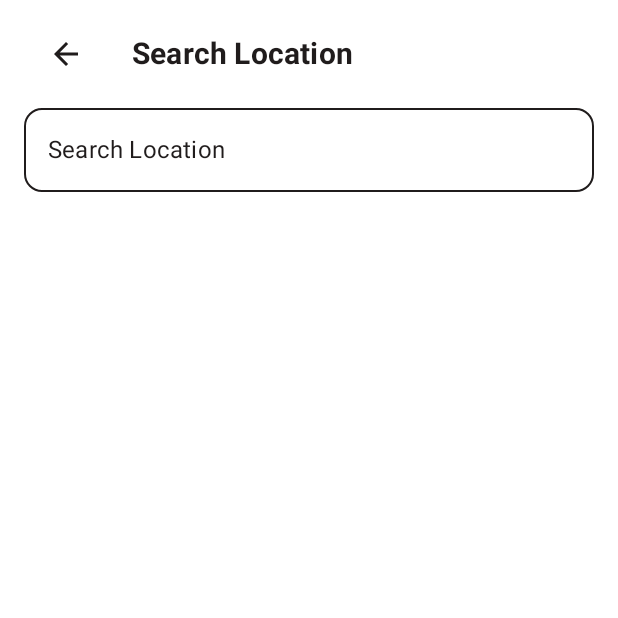
After one commit to AfdulRohmat/Weather_Forecast_App, an Android app built with Jetpack Compose: the SearchScreen screen opened through its navigation route, on a phone screen of 412 x 824 dp, the top half of it. The commit adds this screen. Run offline under Robolectric (Android 15) with nearby library versions, the phone set to English and light mode, and no system bars; our stand-ins replace Dagger/Hilt's generated code; pictures from the network do not load.

Commit message:
Create search city functionality. Parsing dynamic data in route navigation. Setup dropdown navigation. Revision call Api from repository that have a dynamic param in view model, just like initState in Flutter

```diff
--- a/app/src/main/java/com/example/weatherforecastapp/MainActivity.kt
+++ b/app/src/main/java/com/example/weatherforecastapp/MainActivity.kt
@@ -3,6 +3,7 @@ package com.example.weatherforecastapp
 import android.os.Bundle
 import androidx.activity.ComponentActivity
 import androidx.activity.compose.setContent
+import androidx.compose.foundation.background
 import androidx.compose.foundation.layout.Arrangement
 import androidx.compose.foundation.layout.Column
 import androidx.compose.foundation.layout.fillMaxSize
@@ -13,6 +14,7 @@ import androidx.compose.material.Text
 import androidx.compose.runtime.Composable
 import androidx.compose.ui.Alignment
 import androidx.compose.ui.Modifier
+import androidx.compose.ui.graphics.Color
 import androidx.compose.ui.tooling.preview.Preview
 import androidx.compose.ui.unit.dp
 import com.example.weatherforecastapp.navigation.WeatherNavigation
@@ -35,7 +37,7 @@ class MainActivity : ComponentActivity() {
 fun WeatherForecastApplication() {
     Surface(
         modifier = Modifier.fillMaxSize(),
-        color = MaterialTheme.colors.background
+        color = Color.White
     ) {
         Column(
             modifier = Modifier.padding(horizontal = 16.dp, vertical = 8.dp),
--- /dev/null
+++ b/app/src/main/java/com/example/weatherforecastapp/features/search_feature/view/SearchScreen.kt
@@ -0,0 +1,124 @@
+package com.example.weatherforecastapp.features.search_feature.view
+
+import android.annotation.SuppressLint
+import android.util.Log
+import androidx.compose.foundation.background
+import androidx.compose.foundation.layout.Column
+import androidx.compose.foundation.layout.fillMaxSize
+import androidx.compose.foundation.layout.fillMaxWidth
+import androidx.compose.foundation.layout.padding
+import androidx.compose.foundation.shape.RoundedCornerShape
+import androidx.compose.foundation.text.KeyboardActions
+import androidx.compose.foundation.text.KeyboardOptions
+import androidx.compose.material.*
+import androidx.compose.runtime.Composable
+import androidx.compose.runtime.MutableState
+import androidx.compose.runtime.mutableStateOf
+import androidx.compose.runtime.remember
+import androidx.compose.runtime.saveable.rememberSaveable
+import androidx.compose.ui.Alignment
+import androidx.compose.ui.ExperimentalComposeUiApi
+import androidx.compose.ui.Modifier
+import androidx.compose.ui.graphics.Color
+import androidx.compose.ui.platform.LocalSoftwareKeyboardController
+import androidx.compose.ui.text.input.ImeAction
+import androidx.compose.ui.text.input.KeyboardType
+import androidx.compose.ui.unit.dp
+import androidx.navigation.NavController
+import androidx.navigation.NavHostController
+import com.example.weatherforecastapp.global_components.CustomTopBar
+import com.example.weatherforecastapp.navigation.WeatherAppScreens
+import com.example.weatherforecastapp.navigation.WeatherNavigation
+import com.example.weatherforecastapp.utils.AppColors
+
+
+@SuppressLint("UnusedMaterialScaffoldPaddingParameter")
+@Composable
+fun SearchScreen(navController: NavController) {
+    Scaffold(
+        topBar = {
+            CustomTopBar(
+                title = "Search Location",
+                navController = navController,
+                isInMainScreen = false
+            )
+        }
+
+    ) {
+        Column(
+            modifier = Modifier
+                .fillMaxSize()
+                .background(color = AppColors.mWhite)
+
+        ) {
+            SearchBar(modifier = Modifier.fillMaxWidth(), onSearch = { city ->
+                Log.d("SearchBar", "SearchScreen: $city")
+                navController.navigate(WeatherAppScreens.MainScreen.name + "/$city"){
+                    popUpTo(WeatherAppScreens.SplashScreen.name + "/$city") {
+                        inclusive = true
+                    }
+                }
+            })
+
+        }
+    }
+
+}
+
+@OptIn(ExperimentalComposeUiApi::class)
+@Composable
+fun SearchBar(
+    modifier: Modifier = Modifier,
+    onSearch: (String) -> Unit = {}
+) {
+
+    val searchQueryState = rememberSaveable { mutableStateOf("") }
+    val keyboardController = LocalSoftwareKeyboardController.current
+    val valid = remember(searchQueryState.value) {
+        searchQueryState.value.trim().isNotEmpty()
+    }
+
+    Column {
+        CommonTextField(
+            valueState = searchQueryState,
+            placeholder = "Search Location",
+            onAction = KeyboardActions {
+                if (!valid) return@KeyboardActions
+
+                onSearch(searchQueryState.value.trim())
+                searchQueryState.value = ""
+                keyboardController?.hide()
+            })
+
+    }
+}
+
+@Composable
+fun CommonTextField(
+    valueState: MutableState<String>,
+    placeholder: String,
+    keyboardType: KeyboardType = KeyboardType.Text,
+    imeAction: ImeAction = ImeAction.Next,
+    onAction: KeyboardActions = KeyboardActions.Default
+) {
+    OutlinedTextField(
+        value = valueState.value,
+        onValueChange = { valueState.value = it },
+        label = { Text(text = placeholder, color = AppColors.mBlack) },
+        maxLines = 1,
+        singleLine = true,
+        keyboardOptions = KeyboardOptions(keyboardType = keyboardType, imeAction = imeAction),
+        keyboardActions = onAction,
+        colors = TextFieldDefaults.outlinedTextFieldColors(
+            focusedBorderColor = AppColors.mBlue,
+            unfocusedBorderColor = AppColors.mBlack,
+            cursorColor = AppColors.mBlack
+        ),
+        shape = RoundedCornerShape(12.dp),
+        modifier = Modifier
+            .fillMaxWidth()
+
+    )
+
+
+}
--- a/app/src/main/java/com/example/weatherforecastapp/features/splashscreen_feature/view/SplashScreen.kt
+++ b/app/src/main/java/com/example/weatherforecastapp/features/splashscreen_feature/view/SplashScreen.kt
@@ -24,11 +24,12 @@ import kotlinx.coroutines.delay
 
 @Composable
 fun SplashScreen(navController: NavController) {
+    val defaultCity = "Loderesan"
 
     // DELAY FOR SEVERAL TIME THEN GO TO NEXT PAGE
     LaunchedEffect(key1 = true, block = {
         delay(300L)
-        navController.navigate(WeatherAppScreens.MainScreen.name) {
+        navController.navigate(WeatherAppScreens.MainScreen.name + "/$defaultCity") {
             popUpTo(WeatherAppScreens.SplashScreen.name) {
                 inclusive = true
             }
--- a/app/src/main/java/com/example/weatherforecastapp/navigation/WeatherNavigation.kt
+++ b/app/src/main/java/com/example/weatherforecastapp/navigation/WeatherNavigation.kt
@@ -2,11 +2,17 @@ package com.example.weatherforecastapp.navigation
 
 import androidx.compose.runtime.Composable
 import androidx.hilt.navigation.compose.hiltViewModel
+import androidx.navigation.NavType
 import androidx.navigation.compose.NavHost
 import androidx.navigation.compose.composable
 import androidx.navigation.compose.rememberNavController
+import androidx.navigation.navArgument
+import com.example.weatherforecastapp.features.about_feature.view.AboutScreen
+import com.example.weatherforecastapp.features.favorites_feature.view.FavoriteScreen
 import com.example.weatherforecastapp.features.mainscreen_feature.MainScreen
 import com.example.weatherforecastapp.features.mainscreen_feature.view_model.MainScreenViewModel
+import com.example.weatherforecastapp.features.search_feature.view.SearchScreen
+import com.example.weatherforecastapp.features.setting_feature.view.SettingScreen
 import com.example.weatherforecastapp.features.splashscreen_feature.view.SplashScreen
 
 @Composable
@@ -20,9 +26,35 @@ fun WeatherNavigation() {
             SplashScreen(navController = navController)
         }
 
-        composable(WeatherAppScreens.MainScreen.name) {
-            val mainScreenViewModel  = hiltViewModel<MainScreenViewModel>()
-            MainScreen(navController = navController, mainScreenViewModel)
+        val route = WeatherAppScreens.MainScreen.name
+        composable(
+            "$route/{city}", arguments = listOf(
+                navArgument(name = "city", builder = {
+                    type = NavType.StringType
+                })
+            )
+        ) { navBackEntry ->
+            navBackEntry.arguments?.getString("city").let { cityValue ->
+                val mainScreenViewModel = hiltViewModel<MainScreenViewModel>()
+                MainScreen(navController = navController, mainScreenViewModel, city = cityValue)
+            }
+
+        }
+
+        composable(WeatherAppScreens.SearchScreen.name) {
+            SearchScreen(navController = navController)
+        }
+
+        composable(WeatherAppScreens.FavoriteScreen.name) {
+            FavoriteScreen(navController = navController)
+        }
+
+        composable(WeatherAppScreens.AboutScreen.name) {
+            AboutScreen(navController = navController)
+        }
+
+        composable(WeatherAppScreens.SettingsScreen.name) {
+            SettingScreen(navController = navController)
         }
     }
 
```
Also changed, not shown: app/src/main/java/com/example/weatherforecastapp/features/about_feature/view/AboutScreen.kt (added, +17 -0 lines), app/src/main/java/com/example/weatherforecastapp/features/favorites_feature/view/FavoriteScreen.kt (added, +17 -0 lines), app/src/main/java/com/example/weatherforecastapp/features/mainscreen_feature/view/MainScreen.kt (+37 -29 lines), app/src/main/java/com/example/weatherforecastapp/features/mainscreen_feature/view_model/MainScreenViewModel.kt (+2 -22 lines), app/src/main/java/com/example/weatherforecastapp/features/setting_feature/view/SettingScreen.kt (added, +17 -0 lines), app/src/main/java/com/example/weatherforecastapp/global_components/GlobalComponents.kt (+111 -23 lines), app/src/main/res/drawable/humidity.png (added), app/src/main/res/drawable/light_flow_down.png (added), app/src/main/res/drawable/pressure.png (added), app/src/main/res/drawable/sunrise.png (added), app/src/main/res/drawable/sunset.png (added), app/src/main/res/drawable/wind.png (added).
